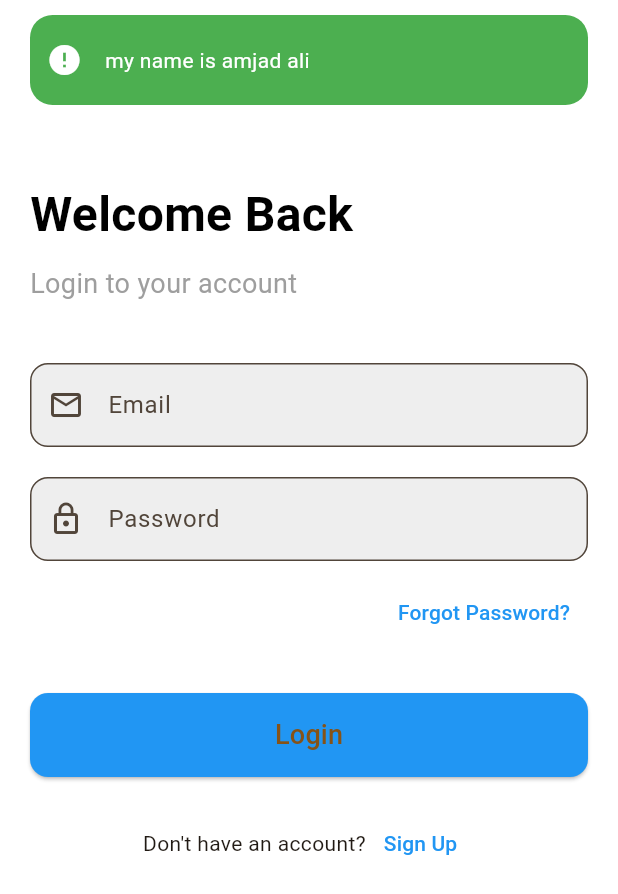
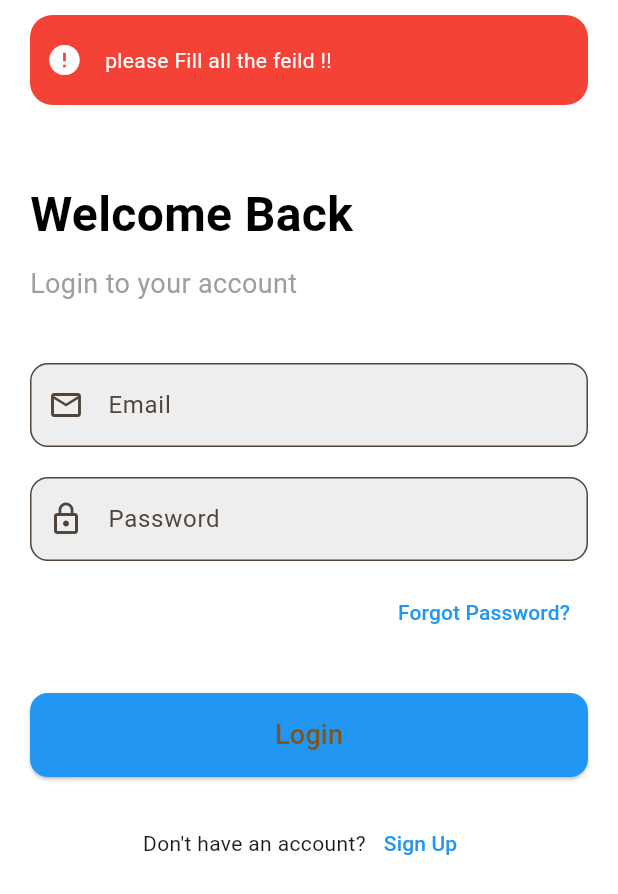
Before and after one commit to Amjad3618/MVVM-project, a Flutter app: the screen it shows after launch, after a tap on "Login", on a phone screen of 412 x 824 dp. Shown: the top 894 px of the screen. Run offline on Flutter 3.47's test engine with Material 3 defaults, Android fonts, the phone set to English and light mode, and no system bars; drawn by our look-alikes of another_flushbar; our stand-ins replace fluttertoast.

Commit message:
post and login api done

```diff
--- /dev/null
+++ b/lib/Res/app_urls.dart
@@ -0,0 +1,5 @@
+class AppUrls {
+  static var baseurl = "https://reqres.in/";
+  static var loginEndpoint = "$baseurl/api/login";
+   static var regisrationEndpoint = "$baseurl/api/register";
+}
--- a/lib/data/network/baseApiservices.dart
+++ b/lib/data/network/baseApiservices.dart
@@ -1,6 +1,6 @@
 abstract class Baseapiservices{
 
-   Future<dynamic> getGetApiRespnse(String url);
+   Future<dynamic> getGetApiRespnse(String url, data);
 
    Future<dynamic> getPostApiesponse(String url,dynamic data);
 
--- a/lib/data/network/networkApiServices.dart
+++ b/lib/data/network/networkApiServices.dart
@@ -8,7 +8,7 @@ import 'package:http/http.dart' as http;
 
 class Networkapiservices extends Baseapiservices {
   @override
-  Future getGetApiRespnse(String url) async {
+  Future <dynamic> getGetApiRespnse(String url,dynamic data) async {
     dynamic resoponsejson;
     try {
       final resoponse =
--- a/lib/main.dart
+++ b/lib/main.dart
@@ -9,7 +9,7 @@ void main() {
 class MyApp extends StatelessWidget {
   const MyApp({super.key});
 
-  // video number 5 is completed
+// viedo number 9 in pending at 12 minutes 30 seconds
   @override
   Widget build(BuildContext context) {
     return MaterialApp(
--- a/lib/view/login_screen.dart
+++ b/lib/view/login_screen.dart
@@ -1,7 +1,6 @@
 import 'package:flutter/material.dart';
 
 import '../Utils/utils.dart';
-
 
 class LoginScreen extends StatefulWidget {
   const LoginScreen({super.key});
@@ -95,10 +94,16 @@ class _LoginScreenState extends State<LoginScreen> {
               width: double.infinity,
               child: ElevatedButton(
                 onPressed: () {
-              //  Navigator.pushNamed(context, RoutesNames.home);
-              // Utils.toastmesssage("my name is amjad ali");
-              // Utils.errorAnotherFlutterbar("my name is amjad ali", context);
-                 Utils.succesmesssageflushbar("my name is amjad ali", context);
+                  if (_emailController.text.isEmpty ||
+                      _passwordController.text.isEmpty) {
+                    Utils.errorAnotherFlutterbar(
+                        "please Fill all the feild !!", context);
+                  } else if (_passwordController.text.length < 6) {
+                    Utils.errorAnotherFlutterbar(
+                        "please Enter 6 digit password !!!!", context);
+                  } else {
+
+                  }
                 },
                 style: ElevatedButton.styleFrom(
                   padding: const EdgeInsets.symmetric(vertical: 15),
```
Also changed, not shown: lib/reposetory/auth_reposetory.dart (added, +26 -0 lines), lib/view_model/auth_view_model.dart (added).
